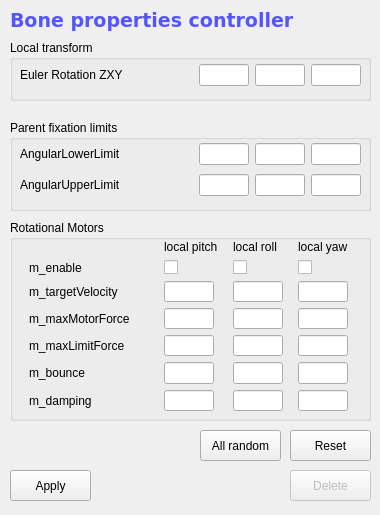
Before: the Qt Designer form src/genelab/core/ui/widgets/entities/bonepropertiescontroller.ui in GeneCraft/GeneCraft-Project, drawn with Qt 5.
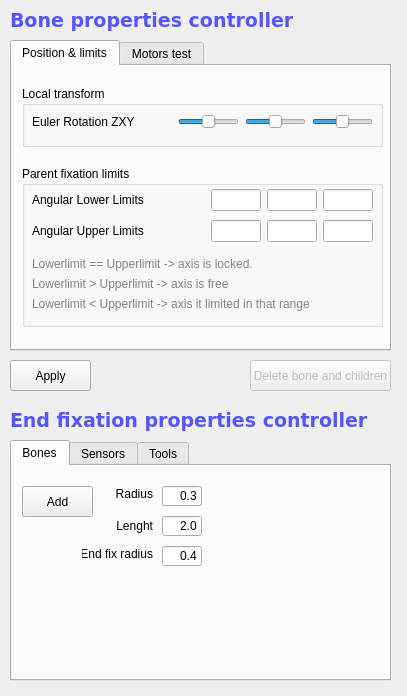
After: the same form once the commit is applied. Icons and pictures are not drawn.

Commit message:
~ Mise à jour de l'interface graphique du creature viewer et des widgets liés (icons, réorganisation, adaptation du browser de shape, gestion des sensors (marche pas encore sur la root fix), fenêtre à propos, ...)
+ Création du moteur des entités

+ Création de la classe sensor et du sensor de position egocentrée (lors de l'ajout de celui-ci sur une fixation, il ecrit dans la console lors de son step)

What changed in the file:
```diff
--- a/src/genelab/core/ui/widgets/entities/bonepropertiescontroller.ui
+++ b/src/genelab/core/ui/widgets/entities/bonepropertiescontroller.ui
@@ -6,26 +6,13 @@
    <rect>
     <x>0</x>
     <y>0</y>
-    <width>380</width>
-    <height>515</height>
+    <width>407</width>
+    <height>696</height>
    </rect>
   </property>
   <property name="windowTitle">
    <string>Form</string>
   </property>
-  <widget class="QPushButton" name="pbSaveChanges">
-   <property name="geometry">
-    <rect>
-     <x>10</x>
-     <y>470</y>
-     <width>81</width>
-     <height>31</height>
-    </rect>
-   </property>
-   <property name="text">
-    <string>Apply</string>
-   </property>
-  </widget>
   <widget class="QLabel" name="label">
    <property name="geometry">
     <rect>
@@ -50,40 +37,303 @@
     <string>Bone properties controller</string>
    </property>
   </widget>
-  <widget class="QPushButton" name="pbDelete">
-   <property name="enabled">
-    <bool>false</bool>
+  <widget class="QTabWidget" name="tabWidget">
+   <property name="geometry">
+    <rect>
+     <x>10</x>
+     <y>40</y>
+     <width>381</width>
+     <height>311</height>
+    </rect>
    </property>
+   <property name="currentIndex">
+    <number>0</number>
+   </property>
+   <widget class="QWidget" name="Angular">
+    <attribute name="icon">
+     <iconset resource="../../../ressources/ressources.qrc">
+      <normaloff>:/img/icons/anchor</normaloff>:/img/icons/anchor</iconset>
+    </attribute>
+    <attribute name="title">
+     <string>Position &amp;&amp; limits</string>
+    </attribute>
+    <widget class="QGroupBox" name="gbAngularLimits_2">
    <property name="geometry">
     <rect>
-     <x>290</x>
-     <y>470</y>
-     <width>81</width>
+       <x>10</x>
+       <y>20</y>
+       <width>361</width>
+       <height>61</height>
+      </rect>
+     </property>
+     <property name="title">
+      <string>Local transform</string>
+     </property>
+     <widget class="QWidget" name="gridLayoutWidget_3">
+      <property name="geometry">
+       <rect>
+        <x>10</x>
+        <y>20</y>
+        <width>341</width>
      <height>31</height>
     </rect>
    </property>
+      <layout class="QGridLayout" name="glAngularLimits_2">
+       <item row="0" column="0">
+        <widget class="QLabel" name="lEulerRot">
+         <property name="minimumSize">
+          <size>
+           <width>140</width>
+           <height>0</height>
+          </size>
+         </property>
    <property name="text">
-    <string>Delete</string>
-   </property>
-  </widget>
-  <widget class="QPushButton" name="pbRandomValues">
+          <string>Euler Rotation ZXY</string>
+         </property>
+        </widget>
+       </item>
+       <item row="0" column="1">
+        <widget class="QSlider" name="sEulerRotX">
+         <property name="minimum">
+          <number>-314</number>
+         </property>
+         <property name="maximum">
+          <number>314</number>
+         </property>
+         <property name="value">
+          <number>0</number>
+         </property>
+         <property name="orientation">
+          <enum>Qt::Horizontal</enum>
+         </property>
+        </widget>
+       </item>
+       <item row="0" column="2">
+        <widget class="QSlider" name="sEulerRotY">
+         <property name="minimum">
+          <number>-314</number>
+         </property>
+         <property name="maximum">
+          <number>314</number>
+         </property>
+         <property name="value">
+          <number>0</number>
+         </property>
+         <property name="orientation">
+          <enum>Qt::Horizontal</enum>
+         </property>
+        </widget>
+       </item>
+       <item row="0" column="3">
+        <widget class="QSlider" name="sEulerRotZ">
+         <property name="minimum">
+          <number>-314</number>
+         </property>
+         <property name="maximum">
+          <number>314</number>
+         </property>
+         <property name="value">
+          <number>0</number>
+         </property>
+         <property name="orientation">
+          <enum>Qt::Horizontal</enum>
+         </property>
+        </widget>
+       </item>
+      </layout>
+     </widget>
+    </widget>
+    <widget class="QGroupBox" name="gbAngularLimits">
    <property name="geometry">
     <rect>
-     <x>200</x>
-     <y>430</y>
-     <width>81</width>
-     <height>31</height>
-    </rect>
-   </property>
+       <x>10</x>
+       <y>100</y>
+       <width>361</width>
+       <height>161</height>
+      </rect>
+     </property>
+     <property name="title">
+      <string>Parent fixation limits</string>
+     </property>
+     <widget class="QWidget" name="gridLayoutWidget_2">
+      <property name="geometry">
+       <rect>
+        <x>10</x>
+        <y>20</y>
+        <width>341</width>
+        <height>61</height>
+       </rect>
+      </property>
+      <layout class="QGridLayout" name="glAngularLimits">
+       <item row="0" column="0">
+        <widget class="QLabel" name="lAngularLowerLimit_title">
    <property name="text">
-    <string>All random</string>
-   </property>
-  </widget>
+          <string>Angular Lower Limits</string>
+         </property>
+        </widget>
+       </item>
+       <item row="1" column="0">
+        <widget class="QLabel" name="lAngularUpperLimit_title">
+         <property name="text">
+          <string>Angular Upper Limits</string>
+         </property>
+        </widget>
+       </item>
+       <item row="0" column="1">
+        <widget class="QLineEdit" name="leAngularLowerLimit_x">
+         <property name="maximumSize">
+          <size>
+           <width>50</width>
+           <height>16777215</height>
+          </size>
+         </property>
+         <property name="alignment">
+          <set>Qt::AlignRight|Qt::AlignTrailing|Qt::AlignVCenter</set>
+         </property>
+        </widget>
+       </item>
+       <item row="1" column="1">
+        <widget class="QLineEdit" name="leAngularUpperLimit_x">
+         <property name="maximumSize">
+          <size>
+           <width>50</width>
+           <height>16777215</height>
+          </size>
+         </property>
+         <property name="text">
+          <string/>
+         </property>
+         <property name="alignment">
+          <set>Qt::AlignRight|Qt::AlignTrailing|Qt::AlignVCenter</set>
+         </property>
+        </widget>
+       </item>
+       <item row="0" column="2">
+        <widget class="QLineEdit" name="leAngularLowerLimit_y">
+         <property name="maximumSize">
+          <size>
+           <width>50</width>
+           <height>16777215</height>
+          </size>
+         </property>
+         <property name="alignment">
+          <set>Qt::AlignRight|Qt::AlignTrailing|Qt::AlignVCenter</set>
+         </property>
+        </widget>
+       </item>
+       <item row="1" column="2">
+        <widget class="QLineEdit" name="leAngularUpperLimit_y">
+         <property name="maximumSize">
+          <size>
+           <width>50</width>
+           <height>16777215</height>
+          </size>
+         </property>
+         <property name="text">
+          <string/>
+         </property>
+         <property name="alignment">
+          <set>Qt::AlignRight|Qt::AlignTrailing|Qt::AlignVCenter</set>
+         </property>
+        </widget>
+       </item>
+       <item row="0" column="3">
+        <widget class="QLineEdit" name="leAngularLowerLimit_z">
+         <property name="maximumSize">
+          <size>
+           <width>50</width>
+           <height>16777215</height>
+          </size>
+         </property>
+         <property name="alignment">
+          <set>Qt::AlignRight|Qt::AlignTrailing|Qt::AlignVCenter</set>
+         </property>
+        </widget>
+       </item>
+       <item row="1" column="3">
+        <widget class="QLineEdit" name="leAngularUpperLimit_z">
+         <property name="maximumSize">
+          <size>
+           <width>50</width>
+           <height>16777215</height>
+          </size>
+         </property>
+         <property name="text">
+          <string/>
+         </property>
+         <property name="alignment">
+          <set>Qt::AlignRight|Qt::AlignTrailing|Qt::AlignVCenter</set>
+         </property>
+        </widget>
+       </item>
+      </layout>
+     </widget>
+     <widget class="QLabel" name="label_8">
+      <property name="geometry">
+       <rect>
+        <x>10</x>
+        <y>130</y>
+        <width>351</width>
+        <height>16</height>
+       </rect>
+      </property>
+      <property name="styleSheet">
+       <string notr="true">color: rgb(130, 130, 130);</string>
+      </property>
+      <property name="text">
+       <string>Lowerlimit &lt; Upperlimit -&gt; axis it limited in that range</string>
+      </property>
+     </widget>
+     <widget class="QLabel" name="label_7">
+      <property name="geometry">
+       <rect>
+        <x>10</x>
+        <y>110</y>
+        <width>351</width>
+        <height>16</height>
+       </rect>
+      </property>
+      <property name="styleSheet">
+       <string notr="true">color: rgb(130, 130, 130);</string>
+      </property>
+      <property name="text">
+       <string>Lowerlimit &gt; Upperlimit -&gt; axis is free </string>
+      </property>
+     </widget>
+     <widget class="QLabel" name="label_6">
+      <property name="geometry">
+       <rect>
+        <x>10</x>
+        <y>90</y>
+        <width>351</width>
+        <height>16</height>
+       </rect>
+      </property>
+      <property name="styleSheet">
+       <string notr="true">color: rgb(130, 130, 130);</string>
+      </property>
+      <property name="text">
+       <string>Lowerlimit == Upperlimit -&gt; axis is locked.</string>
+      </property>
+     </widget>
+    </widget>
+   </widget>
+   <widget class="QWidget" name="tab_2">
+    <attribute name="icon">
+     <iconset resource="../../../ressources/ressources.qrc">
+      <normaloff>:/img/icons/motor_test</normaloff>:/img/icons/motor_test</iconset>
+    </attribute>
+    <attribute name="title">
+     <string>Motors test</string>
+    </attribute>
   <widget class="QGroupBox" name="gbAngularMotors">
+     <property name="enabled">
+      <bool>true</bool>
+     </property>
    <property name="geometry">
     <rect>
      <x>10</x>
-     <y>220</y>
+       <y>20</y>
      <width>361</width>
      <height>201</height>
     </rect>
@@ -530,220 +780,28 @@
     </layout>
    </widget>
   </widget>
-  <widget class="QGroupBox" name="gbAngularLimits_2">
+    <widget class="QPushButton" name="pbRandomValues">
    <property name="geometry">
     <rect>
-     <x>10</x>
-     <y>40</y>
-     <width>361</width>
-     <height>61</height>
-    </rect>
-   </property>
-   <property name="title">
-    <string>Local transform</string>
-   </property>
-   <widget class="QWidget" name="gridLayoutWidget_3">
-    <property name="geometry">
-     <rect>
-      <x>10</x>
-      <y>20</y>
-      <width>341</width>
+       <x>190</x>
+       <y>240</y>
+       <width>81</width>
       <height>31</height>
      </rect>
     </property>
-    <layout class="QGridLayout" name="glAngularLimits_2">
-     <item row="0" column="0">
-      <widget class="QLabel" name="lEulerRot">
-       <property name="minimumSize">
-        <size>
-         <width>120</width>
-         <height>0</height>
-        </size>
-       </property>
        <property name="text">
-        <string>Euler Rotation ZXY</string>
-       </property>
-      </widget>
-     </item>
-     <item row="0" column="1">
-      <widget class="QLineEdit" name="leEulerRotX">
-       <property name="maximumSize">
-        <size>
-         <width>50</width>
-         <height>16777215</height>
-        </size>
-       </property>
-       <property name="alignment">
-        <set>Qt::AlignRight|Qt::AlignTrailing|Qt::AlignVCenter</set>
-       </property>
-      </widget>
-     </item>
-     <item row="0" column="2">
-      <widget class="QLineEdit" name="leEulerRotY">
-       <property name="maximumSize">
-        <size>
-         <width>50</width>
-         <height>16777215</height>
-        </size>
-       </property>
-       <property name="alignment">
-        <set>Qt::AlignRight|Qt::AlignTrailing|Qt::AlignVCenter</set>
-       </property>
-      </widget>
-     </item>
-     <item row="0" column="3">
-      <widget class="QLineEdit" name="leEulerRotZ">
-       <property name="maximumSize">
-        <size>
-         <width>50</width>
-         <height>16777215</height>
-        </size>
-       </property>
-       <property name="alignment">
-        <set>Qt::AlignRight|Qt::AlignTrailing|Qt::AlignVCenter</set>
-       </property>
-      </widget>
-     </item>
-    </layout>
-   </widget>
-  </widget>
-  <widget class="QGroupBox" name="gbAngularLimits">
-   <property name="geometry">
-    <rect>
-     <x>10</x>
-     <y>120</y>
-     <width>361</width>
-     <height>91</height>
-    </rect>
-   </property>
-   <property name="title">
-    <string>Parent fixation limits</string>
-   </property>
-   <widget class="QWidget" name="gridLayoutWidget_2">
-    <property name="geometry">
-     <rect>
-      <x>10</x>
-      <y>20</y>
-      <width>341</width>
-      <height>61</height>
-     </rect>
-    </property>
-    <layout class="QGridLayout" name="glAngularLimits">
-     <item row="0" column="0">
-      <widget class="QLabel" name="lAngularLowerLimit_title">
-       <property name="minimumSize">
-        <size>
-         <width>120</width>
-         <height>0</height>
-        </size>
-       </property>
-       <property name="text">
-        <string>AngularLowerLimit</string>
-       </property>
-      </widget>
-     </item>
-     <item row="1" column="0">
-      <widget class="QLabel" name="lAngularUpperLimit_title">
-       <property name="text">
-        <string>AngularUpperLimit</string>
-       </property>
-      </widget>
-     </item>
-     <item row="0" column="1">
-      <widget class="QLineEdit" name="leAngularLowerLimit_x">
-       <property name="maximumSize">
-        <size>
-         <width>50</width>
-         <height>16777215</height>
-        </size>
-       </property>
-       <property name="alignment">
-        <set>Qt::AlignRight|Qt::AlignTrailing|Qt::AlignVCenter</set>
-       </property>
-      </widget>
-     </item>
-     <item row="1" column="1">
-      <widget class="QLineEdit" name="leAngularUpperLimit_x">
-       <property name="maximumSize">
-        <size>
-         <width>50</width>
-         <height>16777215</height>
-        </size>
-       </property>
-       <property name="text">
-        <string/>
-       </property>
-       <property name="alignment">
-        <set>Qt::AlignRight|Qt::AlignTrailing|Qt::AlignVCenter</set>
-       </property>
-      </widget>
-     </item>
-     <item row="0" column="2">
-      <widget class="QLineEdit" name="leAngularLowerLimit_y">
-       <property name="maximumSize">
-        <size>
-         <width>50</width>
-         <height>16777215</height>
-        </size>
-       </property>
-       <property name="alignment">
-        <set>Qt::AlignRight|Qt::AlignTrailing|Qt::AlignVCenter</set>
-       </property>
-      </widget>
-     </item>
-     <item row="1" column="2">
-      <widget class="QLineEdit" name="leAngularUpperLimit_y">
-       <property name="maximumSize">
-        <size>
-         <width>50</width>
-         <height>16777215</height>
-        </size>
-       </property>
-       <property name="text">
-        <string/>
-       </property>
-       <property name="alignment">
-        <set>Qt::AlignRight|Qt::AlignTrailing|Qt::AlignVCenter</set>
-       </property>
-      </widget>
-     </item>
-     <item row="0" column="3">
-      <widget class="QLineEdit" name="leAngularLowerLimit_z">
-       <property name="maximumSize">
-        <size>
-         <width>50</width>
-         <height>16777215</height>
-        </size>
-       </property>
-       <property name="alignment">
-        <set>Qt::AlignRight|Qt::AlignTrailing|Qt::AlignVCenter</set>
-       </property>
-      </widget>
-     </item>
-     <item row="1" column="3">
-      <widget class="QLineEdit" name="leAngularUpperLimit_z">
-       <property name="maximumSize">
-        <size>
-         <width>50</width>
-         <height>16777215</height>
-        </size>
-       </property>
-       <property name="text">
-        <string/>
-       </property>
-       <property name="alignment">
-        <set>Qt::AlignRight|Qt::AlignTrailing|Qt::AlignVCenter</set>
-       </property>
-      </widget>
-     </item>
-    </layout>
-   </widget>
+      <string>All random</string>
+     </property>
+     <property name="icon">
+      <iconset resource="../../../ressources/ressources.qrc">
+       <normaloff>:/img/icons/random</normaloff>:/img/icons/random</iconset>
+     </property>
   </widget>
   <widget class="QPushButton" name="pbResetMotors">
    <property name="geometry">
     <rect>
-     <x>290</x>
-     <y>430</y>
+       <x>280</x>
+       <y>240</y>
      <width>81</width>
      <height>31</height>
     </rect>
@@ -753,6 +811,345 @@
    </property>
   </widget>
  </widget>
- <resources/>
+  </widget>
+  <widget class="QLabel" name="label_5">
+   <property name="geometry">
+    <rect>
+     <x>10</x>
+     <y>410</y>
+     <width>371</width>
+     <height>21</height>
+    </rect>
+   </property>
+   <property name="font">
+    <font>
+     <family>Verdana</family>
+     <pointsize>14</pointsize>
+     <weight>75</weight>
+     <bold>true</bold>
+    </font>
+   </property>
+   <property name="styleSheet">
+    <string notr="true">color: rgb(85, 85, 255);</string>
+   </property>
+   <property name="text">
+    <string>End fixation properties controller</string>
+   </property>
+  </widget>
+  <widget class="QTabWidget" name="tabWidget_2">
+   <property name="geometry">
+    <rect>
+     <x>10</x>
+     <y>440</y>
+     <width>381</width>
+     <height>241</height>
+    </rect>
+   </property>
+   <property name="currentIndex">
+    <number>0</number>
+   </property>
+   <widget class="QWidget" name="tab">
+    <attribute name="icon">
+     <iconset resource="../../../ressources/ressources.qrc">
+      <normaloff>:/img/icons/bone</normaloff>:/img/icons/bone</iconset>
+    </attribute>
+    <attribute name="title">
+     <string>Bones</string>
+    </attribute>
+    <widget class="QLineEdit" name="leAddBoneRadius">
+     <property name="geometry">
+      <rect>
+       <x>150</x>
+       <y>20</y>
+       <width>40</width>
+       <height>20</height>
+      </rect>
+     </property>
+     <property name="text">
+      <string>0.3</string>
+     </property>
+     <property name="alignment">
+      <set>Qt::AlignRight|Qt::AlignTrailing|Qt::AlignVCenter</set>
+     </property>
+    </widget>
+    <widget class="QLineEdit" name="leAddBoneEndFixRadius">
+     <property name="enabled">
+      <bool>true</bool>
+     </property>
+     <property name="geometry">
+      <rect>
+       <x>150</x>
+       <y>80</y>
+       <width>40</width>
+       <height>20</height>
+      </rect>
+     </property>
+     <property name="text">
+      <string>0.4</string>
+     </property>
+     <property name="alignment">
+      <set>Qt::AlignRight|Qt::AlignTrailing|Qt::AlignVCenter</set>
+     </property>
+    </widget>
+    <widget class="QLabel" name="label_3">
+     <property name="geometry">
+      <rect>
+       <x>90</x>
+       <y>50</y>
+       <width>51</width>
+       <height>20</height>
+      </rect>
+     </property>
+     <property name="text">
+      <string>Lenght</string>
+     </property>
+     <property name="alignment">
+      <set>Qt::AlignRight|Qt::AlignTrailing|Qt::AlignVCenter</set>
+     </property>
+    </widget>
+    <widget class="QLineEdit" name="leAddBoneLenght">
+     <property name="geometry">
+      <rect>
+       <x>150</x>
+       <y>50</y>
+       <width>40</width>
+       <height>20</height>
+      </rect>
+     </property>
+     <property name="text">
+      <string>2.0</string>
+     </property>
+     <property name="alignment">
+      <set>Qt::AlignRight|Qt::AlignTrailing|Qt::AlignVCenter</set>
+     </property>
+    </widget>
+    <widget class="QLabel" name="label_4">
+     <property name="geometry">
+      <rect>
+       <x>70</x>
+       <y>80</y>
+       <width>71</width>
+       <height>16</height>
+      </rect>
+     </property>
+     <property name="text">
+      <string>End fix radius</string>
+     </property>
+     <property name="alignment">
+      <set>Qt::AlignRight|Qt::AlignTrailing|Qt::AlignVCenter</set>
+     </property>
+    </widget>
+    <widget class="QLabel" name="label_2">
+     <property name="geometry">
+      <rect>
+       <x>100</x>
+       <y>20</y>
+       <width>41</width>
+       <height>16</height>
+      </rect>
+     </property>
+     <property name="text">
+      <string>Radius</string>
+     </property>
+     <property name="alignment">
+      <set>Qt::AlignRight|Qt::AlignTrailing|Qt::AlignVCenter</set>
+     </property>
+    </widget>
+    <widget class="QPushButton" name="pbAddBone">
+     <property name="geometry">
+      <rect>
+       <x>10</x>
+       <y>20</y>
+       <width>71</width>
+       <height>31</height>
+      </rect>
+     </property>
+     <property name="text">
+      <string>Add</string>
+     </property>
+     <property name="icon">
+      <iconset resource="../../../ressources/ressources.qrc">
+       <normaloff>:/img/icons/bone_add</normaloff>:/img/icons/bone_add</iconset>
+     </property>
+    </widget>
+   </widget>
+   <widget class="QWidget" name="tab_3">
+    <attribute name="icon">
+     <iconset resource="../../../ressources/ressources.qrc">
+      <normaloff>:/img/icons/sensor</normaloff>:/img/icons/sensor</iconset>
+    </attribute>
+    <attribute name="title">
+     <string>Sensors</string>
+    </attribute>
+    <widget class="QPushButton" name="pbAddSensor">
+     <property name="geometry">
+      <rect>
+       <x>10</x>
+       <y>20</y>
+       <width>71</width>
+       <height>31</height>
+      </rect>
+     </property>
+     <property name="text">
+      <string>Add</string>
+     </property>
+     <property name="icon">
+      <iconset resource="../../../ressources/ressources.qrc">
+       <normaloff>:/img/icons/sensor_add</normaloff>:/img/icons/sensor_add</iconset>
+     </property>
+    </widget>
+    <widget class="QComboBox" name="cbSensors">
+     <property name="geometry">
+      <rect>
+       <x>90</x>
+       <y>20</y>
+       <width>271</width>
+       <height>31</height>
+      </rect>
+     </property>
+     <item>
+      <property name="text">
+       <string>Egocentric position sensor</string>
+      </property>
+     </item>
+     <item>
+      <property name="text">
+       <string>Gyroscope sensor</string>
+      </property>
+     </item>
+     <item>
+      <property name="text">
+       <string>Contact sensor</string>
+      </property>
+     </item>
+    </widget>
+    <widget class="QListWidget" name="listSensors">
+     <property name="geometry">
+      <rect>
+       <x>10</x>
+       <y>60</y>
+       <width>351</width>
+       <height>141</height>
+      </rect>
+     </property>
+    </widget>
+   </widget>
+   <widget class="QWidget" name="tab_4">
+    <attribute name="icon">
+     <iconset resource="../../../ressources/ressources.qrc">
+      <normaloff>:/img/icons/wrench</normaloff>:/img/icons/wrench</iconset>
+    </attribute>
+    <attribute name="title">
+     <string>Tools</string>
+    </attribute>
+    <widget class="QPushButton" name="pbFixInTheAir">
+     <property name="geometry">
+      <rect>
+       <x>10</x>
+       <y>50</y>
+       <width>111</width>
+       <height>31</height>
+      </rect>
+     </property>
+     <property name="text">
+      <string>Fix / unfix in the air</string>
+     </property>
+    </widget>
+    <widget class="QLineEdit" name="leX">
+     <property name="geometry">
+      <rect>
+       <x>10</x>
+       <y>20</y>
+       <width>51</width>
+       <height>20</height>
+      </rect>
+     </property>
+     <property name="text">
+      <string>0</string>
+     </property>
+     <property name="alignment">
+      <set>Qt::AlignRight|Qt::AlignTrailing|Qt::AlignVCenter</set>
+     </property>
+    </widget>
+    <widget class="QLineEdit" name="leY">
+     <property name="geometry">
+      <rect>
+       <x>70</x>
+       <y>20</y>
+       <width>51</width>
+       <height>20</height>
+      </rect>
+     </property>
+     <property name="text">
+      <string>0</string>
+     </property>
+     <property name="alignment">
+      <set>Qt::AlignRight|Qt::AlignTrailing|Qt::AlignVCenter</set>
+     </property>
+    </widget>
+    <widget class="QPushButton" name="pbSetPosition">
+     <property name="geometry">
+      <rect>
+       <x>130</x>
+       <y>50</y>
+       <width>111</width>
+       <height>31</height>
+      </rect>
+     </property>
+     <property name="text">
+      <string>Set position</string>
+     </property>
+    </widget>
+    <widget class="QLineEdit" name="leZ">
+     <property name="geometry">
+      <rect>
+       <x>130</x>
+       <y>20</y>
+       <width>51</width>
+       <height>20</height>
+      </rect>
+     </property>
+     <property name="text">
+      <string>0</string>
+     </property>
+     <property name="alignment">
+      <set>Qt::AlignRight|Qt::AlignTrailing|Qt::AlignVCenter</set>
+     </property>
+    </widget>
+   </widget>
+  </widget>
+  <widget class="QPushButton" name="pbSaveChanges">
+   <property name="geometry">
+    <rect>
+     <x>10</x>
+     <y>360</y>
+     <width>81</width>
+     <height>31</height>
+    </rect>
+   </property>
+   <property name="text">
+    <string>Apply</string>
+   </property>
+  </widget>
+  <widget class="QPushButton" name="pbDelete">
+   <property name="enabled">
+    <bool>false</bool>
+   </property>
+   <property name="geometry">
+    <rect>
+     <x>250</x>
+     <y>360</y>
+     <width>141</width>
+     <height>31</height>
+    </rect>
+   </property>
+   <property name="text">
+    <string>Delete bone and children</string>
+   </property>
+  </widget>
+ </widget>
+ <resources>
+  <include location="../../../ressources/ressources.qrc"/>
+ </resources>
  <connections/>
 </ui>
```
Lines whose indentation alone changed are shown as unchanged. The commit also changes 43 other files.
